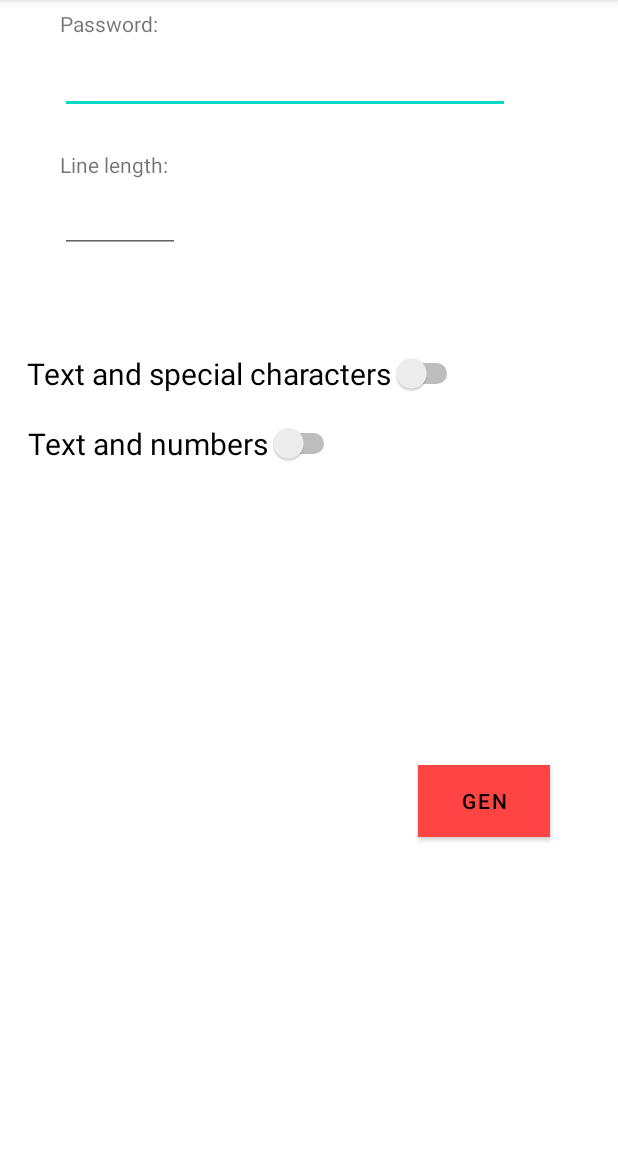
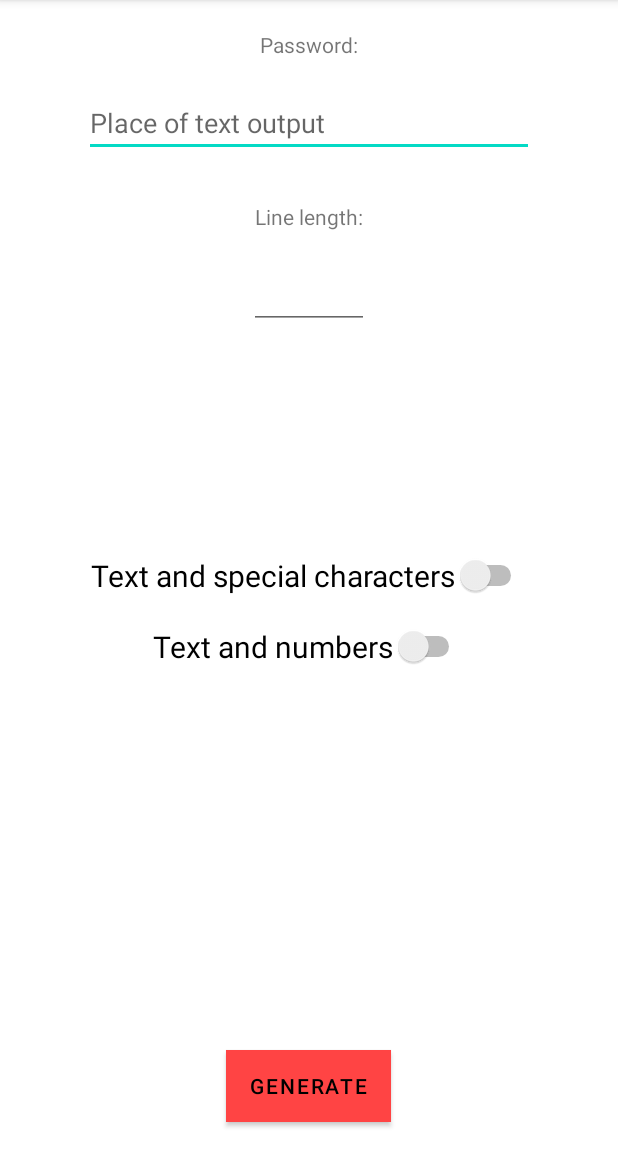
Before and after one commit to risehack111/Generating-password-android-, an Android app: the screen it shows after launch (MainActivity), on a phone screen of 412 x 824 dp, the part 84-1236 px from its top. Run offline under Robolectric (Android 15) with nearby library versions, the phone set to English and light mode, and no system bars.

Commit message:
Change GUI

```diff
--- a/app/build.gradle
+++ b/app/build.gradle
@@ -4,7 +4,7 @@ plugins {
 apply plugin: 'kotlin-android'
 
 android {
-    compileSdkVersion 30
+    compileSdkVersion 31
     buildToolsVersion "30.0.3"
 
     defaultConfig {
--- a/app/src/main/res/layout/activity_main.xml
+++ b/app/src/main/res/layout/activity_main.xml
@@ -1,5 +1,5 @@
 <?xml version="1.0" encoding="utf-8"?>
-<androidx.constraintlayout.widget.ConstraintLayout xmlns:android="http://schemas.android.com/apk/res/android"
+<RelativeLayout xmlns:android="http://schemas.android.com/apk/res/android"
     xmlns:app="http://schemas.android.com/apk/res-auto"
     xmlns:tools="http://schemas.android.com/tools"
     android:layout_width="match_parent"
@@ -7,78 +7,64 @@
     tools:context=".MainActivity">
 
 
+    <!--Вверху, над вводом текста-->
     <TextView
         android:id="@+id/textView2"
+        android:layout_marginTop="20dp"
         android:layout_width="wrap_content"
         android:layout_height="wrap_content"
         android:layout_marginStart="40dp"
         android:layout_marginLeft="40dp"
-        android:text="Password:"
-        app:layout_constraintBottom_toTopOf="@+id/editTextTextMultiLine"
-        app:layout_constraintStart_toStartOf="parent"
-        app:layout_constraintTop_toTopOf="parent" />
+        android:text="@string/password"
+        android:layout_centerHorizontal="true" />
 
+    <!--Вывод пароля-->
     <EditText
         android:id="@+id/editTextTextMultiLine"
         android:layout_width="300dp"
         android:layout_height="wrap_content"
+        android:layout_below="@+id/textView2"
+        android:layout_centerHorizontal="true"
+        android:layout_marginTop="20dp"
         android:ems="10"
+        android:hint="@string/place_of_text_output"
         android:gravity="start|top"
         android:inputType="textMultiLine"
         android:textColor="@color/black"
-        app:layout_constraintBottom_toBottomOf="parent"
-        app:layout_constraintEnd_toEndOf="parent"
-        app:layout_constraintHorizontal_bias="0.36"
-        app:layout_constraintStart_toStartOf="parent"
-        app:layout_constraintTop_toTopOf="parent"
-        app:layout_constraintVertical_bias="0.042"
         tools:visibility="invisible" />
 
+    <!--Генерация пароля-->
     <Button
         android:id="@+id/button"
         android:layout_width="wrap_content"
         android:layout_height="wrap_content"
-        android:layout_marginTop="300dp"
-        android:layout_marginEnd="45dp"
-        android:layout_marginRight="45dp"
+        android:layout_centerHorizontal="true"
+        android:layout_marginBottom="20dp"
+        android:layout_alignParentBottom="true"
         android:background="@color/purple_700"
         android:onClick="clc"
-        android:text="Gen"
+        android:text="@string/gen"
         android:textColor="@color/black"
-        app:backgroundTint="@android:color/holo_red_light"
-        app:layout_constraintBottom_toBottomOf="parent"
-        app:layout_constraintEnd_toEndOf="parent"
-        app:layout_constraintTop_toTopOf="parent" />
+        app:backgroundTint="@android:color/holo_red_light" />
 
     <Switch
         android:id="@+id/switch2"
         android:layout_width="wrap_content"
         android:layout_height="wrap_content"
-        android:layout_marginStart="50dp"
-        android:layout_marginLeft="50dp"
-        android:text="Text and special characters"
-        android:textSize="20dp"
-        app:layout_constraintBottom_toBottomOf="parent"
-        app:layout_constraintEnd_toStartOf="@+id/button"
-        app:layout_constraintHorizontal_bias="0.523"
-        app:layout_constraintStart_toStartOf="parent"
-        app:layout_constraintTop_toBottomOf="@+id/editTextNumber"
-        app:layout_constraintVertical_bias="0.116" />
+        android:layout_centerInParent="true"
+        android:text="@string/text_and_special_characters"
+        android:textSize="20dp" />
 
     <Switch
         android:id="@+id/switch3"
         android:layout_width="wrap_content"
         android:layout_height="wrap_content"
-        android:text="Text and numbers"
+        android:layout_below="@+id/switch2"
+        android:layout_centerInParent="true"
+        android:layout_marginTop="20dp"
+        android:text="@string/text_and_numbers"
         android:textSize="20dp"
         android:visibility="visible"
-
-        app:layout_constraintBottom_toBottomOf="parent"
-        app:layout_constraintEnd_toEndOf="parent"
-        app:layout_constraintHorizontal_bias="0.09"
-        app:layout_constraintStart_toStartOf="parent"
-        app:layout_constraintTop_toBottomOf="@+id/switch2"
-        app:layout_constraintVertical_bias="0.04000002"
         tools:visibility="visible" />
 
     <EditText
@@ -86,25 +72,21 @@
         android:layout_width="80dp"
         android:layout_height="wrap_content"
         android:ems="10"
+        android:layout_centerHorizontal="true"
         android:inputType="number"
-
-        app:layout_constraintBottom_toBottomOf="parent"
-        app:layout_constraintEnd_toEndOf="parent"
-        app:layout_constraintHorizontal_bias="0.12"
-        app:layout_constraintStart_toStartOf="parent"
-        app:layout_constraintTop_toBottomOf="@+id/editTextTextMultiLine"
-        app:layout_constraintVertical_bias="0.073" />
+        android:layout_below="@+id/textView" />
 
     <TextView
         android:id="@+id/textView"
         android:layout_width="wrap_content"
         android:layout_height="wrap_content"
-        android:layout_marginStart="40dp"
-        android:layout_marginLeft="40dp"
-        android:layout_marginTop="20dp"
-        android:text="Line length:"
-        app:layout_constraintBottom_toTopOf="@+id/editTextNumber"
-        app:layout_constraintStart_toStartOf="parent"
-        app:layout_constraintTop_toBottomOf="@+id/editTextTextMultiLine" />
 
-</androidx.constraintlayout.widget.ConstraintLayout>
+        android:layout_below="@+id/editTextTextMultiLine"
+        android:layout_centerHorizontal="true"
+        android:layout_marginTop="30dp"
+        android:layout_marginBottom="20dp"
+        android:ems="10"
+        android:gravity="center"
+        android:text="@string/line_length" />
+
+</RelativeLayout>
--- a/app/src/main/res/values/strings.xml
+++ b/app/src/main/res/values/strings.xml
@@ -1,3 +1,9 @@
 <resources>
     <string name="app_name">Gen Pass</string>
+    <string name="place_of_text_output">Place of text output</string>
+    <string name="gen">Generate</string>
+    <string name="text_and_special_characters">Text and special characters</string>
+    <string name="text_and_numbers">Text and numbers</string>
+    <string name="password">Password:</string>
+    <string name="line_length">Line length:</string>
 </resources>
```
Also changed, not shown: 1 other file.
